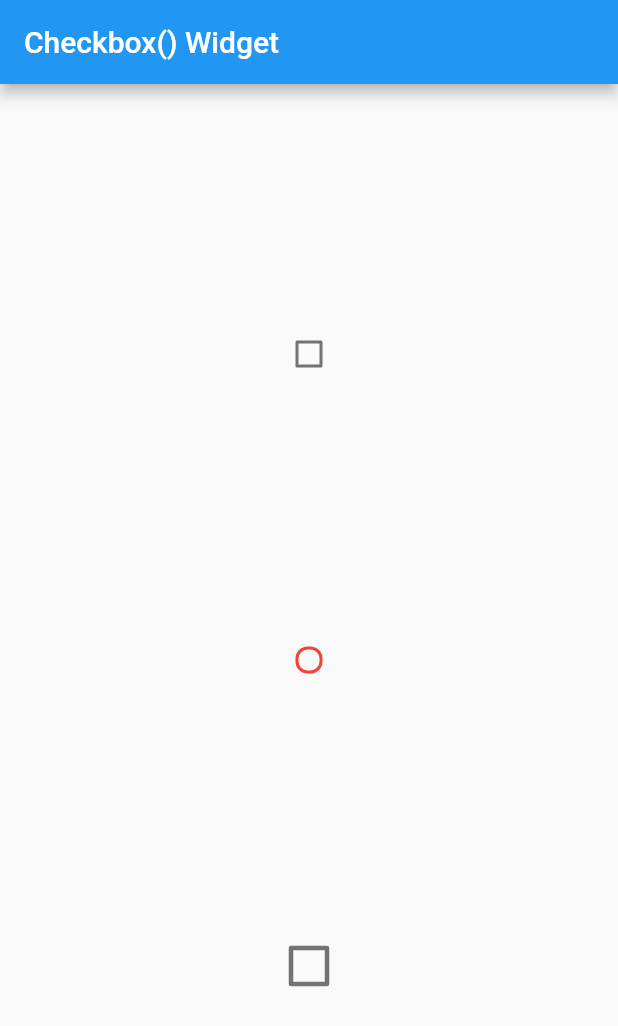
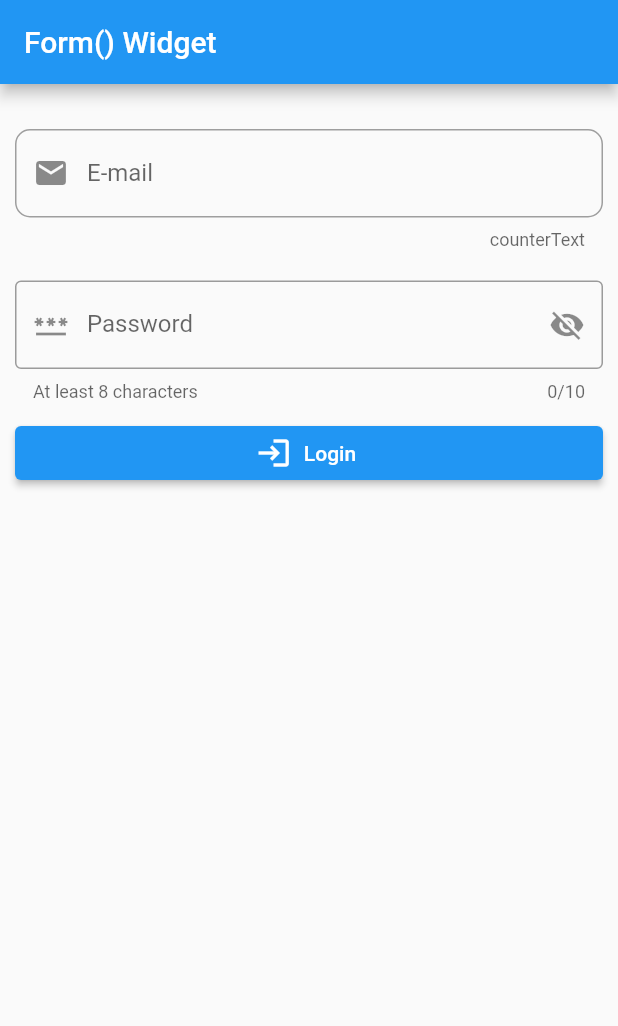
Before and after one commit to partho-debnath/flutter, a Flutter app: the screen it shows after launch, on a phone screen of 412 x 824 dp. Shown: the top 1026 px of the screen. Run offline on Flutter 3.47's test engine with Material 2 defaults, Android fonts, the phone set to English and light mode, and no system bars.

Commit message:
add Form() and TextFormField()

```diff
--- a/lib/screens/home_screen.dart
+++ b/lib/screens/home_screen.dart
@@ -1,6 +1,6 @@
 import 'package:flutter/material.dart';
 
-import '../widgets/checkbox_widget.dart';
+import '../widgets/form_and_textformfield_widget.dart';
 
 class HomeScreen extends StatelessWidget {
   const HomeScreen({Key? key}) : super(key: key);
@@ -9,9 +9,9 @@ class HomeScreen extends StatelessWidget {
   Widget build(BuildContext context) {
     return Scaffold(
       appBar: AppBar(
-        title: const Text('Checkbox() Widget'),
+        title: const Text('Form() Widget'),
       ),
-      body: const MyCheckbox(),
+      body: const MyForm(),
     );
   }
 }
--- /dev/null
+++ b/lib/widgets/form_and_textformfield_widget.dart
@@ -0,0 +1,119 @@
+import 'package:flutter/material.dart';
+
+class MyForm extends StatefulWidget {
+  const MyForm({super.key});
+
+  @override
+  State<MyForm> createState() => _MyFormState();
+}
+
+class _MyFormState extends State<MyForm> {
+  final GlobalKey<FormState> form = GlobalKey<FormState>();
+  bool _isPasswordHide = true;
+  @override
+  Widget build(BuildContext context) {
+    return Form(
+      key: form,
+      child: Padding(
+        padding: const EdgeInsets.symmetric(vertical: 30.0, horizontal: 10.0),
+        child: Column(
+          crossAxisAlignment: CrossAxisAlignment.stretch,
+          children: <Widget>[
+            TextFormField(
+              decoration: InputDecoration(
+                prefixIcon: const Icon(Icons.email),
+                label: const Text('E-mail'),
+                hintText: 'Enter Your E-mail',
+                counterText: 'counterText',
+                enabledBorder: OutlineInputBorder(
+                  borderSide: const BorderSide(color: Colors.grey, width: 1),
+                  borderRadius: BorderRadius.circular(10),
+                ),
+                focusedBorder: OutlineInputBorder(
+                  borderSide: const BorderSide(color: Colors.green, width: 2),
+                  borderRadius: BorderRadius.circular(10),
+                  gapPadding: 50,
+                ),
+                errorBorder: OutlineInputBorder(
+                  borderSide: const BorderSide(color: Colors.red, width: 2),
+                  borderRadius: BorderRadius.circular(10),
+                  gapPadding: 50,
+                ),
+                focusedErrorBorder: OutlineInputBorder(
+                  borderSide: const BorderSide(color: Colors.red, width: 2),
+                  borderRadius: BorderRadius.circular(10),
+                  gapPadding: 50,
+                ),
+              ),
+              keyboardType: TextInputType.emailAddress,
+              textInputAction: TextInputAction.next,
+              validator: (String? value) {
+                if (value?.trim().isEmpty ?? true) {
+                  return 'Please Enter your E-mail';
+                } else if (RegExp(
+                            r"^[a-zA-Z0-9.a-zA-Z0-9.!#$%&'*+-/=?^_`{|}~]+@[a-zA-Z0-9]+\.[a-zA-Z]+")
+                        .hasMatch(value!.trim()) ==
+                    false) {
+                  return 'Please Enter valid E-mail';
+                }
+                return null;
+              },
+              onSaved: (newValue) {
+                print(newValue);
+              },
+            ),
+            const SizedBox(height: 20.0),
+            TextFormField(
+              decoration: InputDecoration(
+                prefixIcon: const Icon(Icons.password),
+                label: const Text('Password'),
+                hintText: 'Password',
+                helperText: 'At least 8 characters',
+                suffixIcon: IconButton(
+                  onPressed: () {
+                    _isPasswordHide = !_isPasswordHide;
+                    if (mounted) setState(() {});
+                  },
+                  icon: Visibility(
+                    visible: _isPasswordHide,
+                    replacement: const Icon(Icons.visibility),
+                    child: const Icon(Icons.visibility_off),
+                  ),
+                ),
+                border: const OutlineInputBorder(),
+              ),
+              maxLength: 10,
+              obscureText: _isPasswordHide,
+              // obscuringCharacter: '*',
+              keyboardType: TextInputType.emailAddress,
+              textInputAction: TextInputAction.next,
+              validator: (String? value) {
+                if (value?.trim().isEmpty ?? true) {
+                  return 'Please Enter your Password';
+                } else if (value!.trim().length < 8) {
+                  return 'Password must be at least 8 characters.';
+                }
+                return null;
+              },
+              onSaved: (newValue) {
+                print(newValue);
+              },
+            ),
+            const SizedBox(height: 10.0),
+            ElevatedButton.icon(
+              onPressed: () {
+                if (form.currentState!.validate() == true) {
+                  print('Valid');
+                  form.currentState!.save();
+                } else
+                  print('inValid');
+              },
+              icon: const Icon(Icons.login),
+              label: const Text('Login'),
+            )
+          ],
+        ),
+      ),
+    );
+  }
+}
```
Also changed, not shown: 1 other file.
